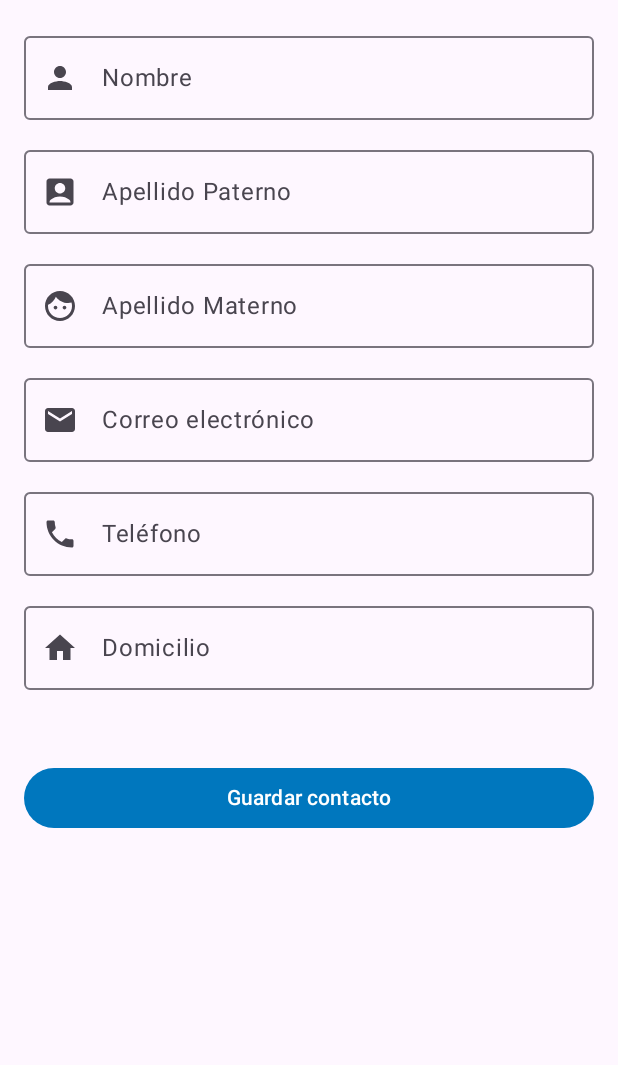
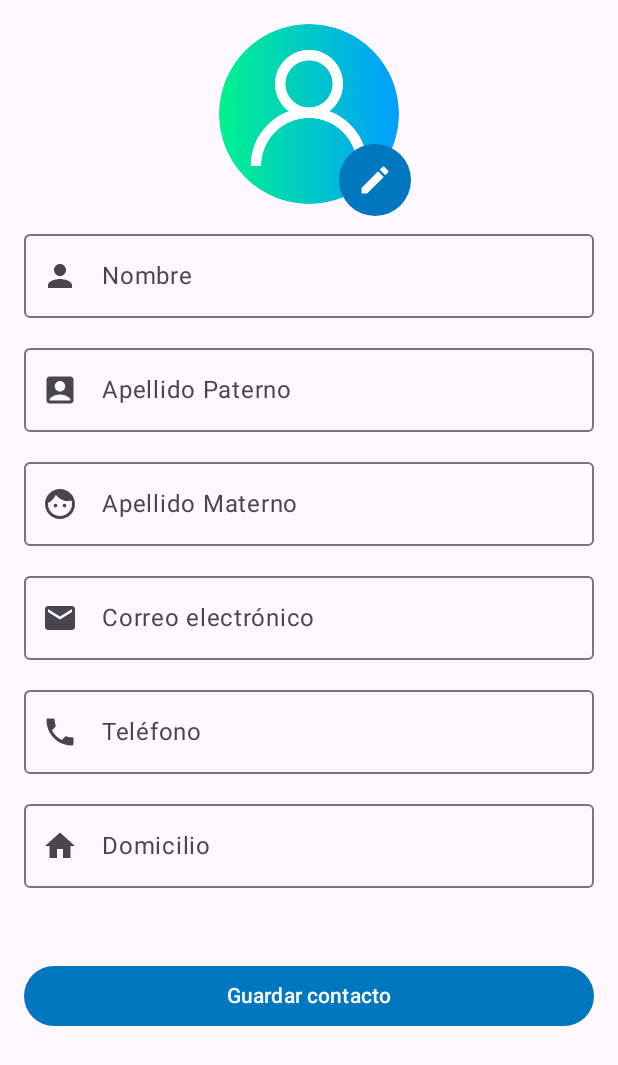
Before and after one commit to tadeo-dev789/ContactosDir, an Android app built with Jetpack Compose: the composable ContentAddView shown on its own in the app's theme, on a phone screen of 412 x 824 dp. Shown: the top 1065 px of the screen. Run offline under Robolectric (Android 15) with nearby library versions, the phone set to English and light mode, and no system bars; pictures from the network do not load.

Commit message:
Se agrego la funcionalidad de guardar imagenes

```diff
--- a/app/build.gradle.kts
+++ b/app/build.gradle.kts
@@ -80,6 +80,10 @@ dependencies {
     //-- Lottie
     implementation ("com.airbnb.android:lottie-compose:5.2.0")
 
+    //-- Coil
+    implementation("io.coil-kt:coil-compose:2.5.0") // o la última versión
+
+
     implementation(libs.androidx.core.ktx)
     implementation(libs.androidx.lifecycle.runtime.ktx)
     implementation(libs.androidx.activity.compose)
--- a/app/src/main/java/com/example/contactosdir/model/Contacto.kt
+++ b/app/src/main/java/com/example/contactosdir/model/Contacto.kt
@@ -13,4 +13,5 @@ data class Contacto(
     val correo: String,
     val telefono: String,
     val domicilio: String = "",
+    val fotoUri: String? = null // URI en forma de String
     )
--- a/app/src/main/java/com/example/contactosdir/views/AddView.kt
+++ b/app/src/main/java/com/example/contactosdir/views/AddView.kt
@@ -2,42 +2,28 @@ package com.example.contactosdir.views
 
 import android.content.Intent
 import android.net.Uri
-import androidx.compose.foundation.layout.Arrangement
-import androidx.compose.foundation.layout.Column
-import androidx.compose.foundation.layout.PaddingValues
-import androidx.compose.foundation.layout.Spacer
-import androidx.compose.foundation.layout.fillMaxSize
-import androidx.compose.foundation.layout.fillMaxWidth
-import androidx.compose.foundation.layout.height
-import androidx.compose.foundation.layout.padding
+import androidx.activity.compose.rememberLauncherForActivityResult
+import androidx.activity.result.contract.ActivityResultContracts
+import androidx.compose.foundation.Image
+import androidx.compose.foundation.background
+import androidx.compose.foundation.clickable
+import androidx.compose.foundation.layout.*
+import androidx.compose.foundation.shape.CircleShape
 import androidx.compose.foundation.text.KeyboardOptions
 import androidx.compose.material.icons.Icons
-import androidx.compose.material.icons.filled.AccountBox
-import androidx.compose.material.icons.filled.ArrowBack
-import androidx.compose.material.icons.filled.Email
-import androidx.compose.material.icons.filled.Face
-import androidx.compose.material.icons.filled.Home
-import androidx.compose.material.icons.filled.Person
-import androidx.compose.material.icons.filled.Phone
-import androidx.compose.material3.Button
-import androidx.compose.material3.CenterAlignedTopAppBar
-import androidx.compose.material3.ExperimentalMaterial3Api
-import androidx.compose.material3.Icon
-import androidx.compose.material3.MaterialTheme
-import androidx.compose.material3.OutlinedTextField
-import androidx.compose.material3.Scaffold
-import androidx.compose.material3.Text
-import androidx.compose.material3.TopAppBarDefaults
-import androidx.compose.runtime.Composable
-import androidx.compose.runtime.getValue
-import androidx.compose.runtime.mutableStateOf
-import androidx.compose.runtime.remember
-import androidx.compose.runtime.setValue
+import androidx.compose.material.icons.filled.*
+import androidx.compose.material3.*
+import androidx.compose.runtime.*
+import androidx.compose.ui.Alignment
 import androidx.compose.ui.Modifier
+import androidx.compose.ui.draw.clip
 import androidx.compose.ui.platform.LocalContext
+import androidx.compose.ui.res.painterResource
 import androidx.compose.ui.text.input.KeyboardType
 import androidx.compose.ui.unit.dp
 import androidx.navigation.NavController
+import coil.compose.rememberAsyncImagePainter
+import com.example.contactosdir.R
 import com.example.contactosdir.components.MainIconButton
 import com.example.contactosdir.components.MainTitle
 import com.example.contactosdir.model.Contacto
@@ -77,6 +63,14 @@ fun ContentAddView(
     contactoVM: ContactosViewModel,
     contactosVM: ContactoViewModel
 ) {
+    var imageUri by remember { mutableStateOf<Uri?>(null) }
+
+    val launcher = rememberLauncherForActivityResult(
+        contract = ActivityResultContracts.GetContent()
+    ) { uri: Uri? ->
+        imageUri = uri // Guardas la imagen seleccionada
+    }
+
     var nombre by remember { mutableStateOf("") }
     var apellidoPaterno by remember { mutableStateOf("") }
     var apellidoMaterno by remember { mutableStateOf("") }
@@ -91,81 +85,110 @@ fun ContentAddView(
             .fillMaxSize()
             .padding(paddingValues)
             .padding(16.dp),
-        verticalArrangement = Arrangement.spacedBy(12.dp)
+        verticalArrangement = Arrangement.spacedBy(12.dp),
+        horizontalAlignment = Alignment.CenterHorizontally
     ) {
+        // Imagen de perfil con botón de editar
+        Box(modifier = Modifier.size(120.dp)) {
+            Image(
+                painter = if (imageUri != null)
+                    rememberAsyncImagePainter(imageUri)
+                else
+                    painterResource(id = R.drawable.usuario),
+                contentDescription = "Foto de contacto",
+                modifier = Modifier
+                    .size(120.dp)
+                    .clip(CircleShape)
+                    .background(MaterialTheme.colorScheme.surface)
+            )
+
+            IconButton(
+                onClick = {
+                    launcher.launch("image/*")
+                },
+                modifier = Modifier
+                    .align(Alignment.BottomEnd)
+                    .size(32.dp)
+                    .background(MaterialTheme.colorScheme.primary, CircleShape)
+            ) {
+                Icon(
+                    imageVector = Icons.Default.Edit,
+                    contentDescription = "Editar imagen",
+                    tint = MaterialTheme.colorScheme.onPrimary
+                )
+            }
+        }
+
         OutlinedTextField(
             value = nombre,
             onValueChange = { nombre = it },
             label = { Text("Nombre") },
-            leadingIcon = {
-                Icon(imageVector = Icons.Default.Person, contentDescription = "Nombre")
-            },
+            leadingIcon = { Icon(Icons.Default.Person, contentDescription = null) },
             modifier = Modifier.fillMaxWidth()
         )
+
         OutlinedTextField(
             value = apellidoPaterno,
             onValueChange = { apellidoPaterno = it },
             label = { Text("Apellido Paterno") },
-            leadingIcon = {
-                Icon(imageVector = Icons.Default.AccountBox, contentDescription = "Apellido Paterno")
-            },
+            leadingIcon = { Icon(Icons.Default.AccountBox, contentDescription = null) },
             modifier = Modifier.fillMaxWidth()
         )
+
         OutlinedTextField(
             value = apellidoMaterno,
             onValueChange = { apellidoMaterno = it },
             label = { Text("Apellido Materno") },
-            leadingIcon = {
-                Icon(imageVector = Icons.Default.Face, contentDescription = "Apellido Materno")
-            },
+            leadingIcon = { Icon(Icons.Default.Face, contentDescription = null) },
             modifier = Modifier.fillMaxWidth()
         )
+
         OutlinedTextField(
             value = correo,
             onValueChange = { correo = it },
             label = { Text("Correo electrónico") },
+            leadingIcon = { Icon(Icons.Default.Email, contentDescription = null) },
             keyboardOptions = KeyboardOptions(keyboardType = KeyboardType.Email),
-            leadingIcon = {
-                Icon(imageVector = Icons.Default.Email, contentDescription = "Correo")
-            },
             modifier = Modifier.fillMaxWidth()
         )
+
         OutlinedTextField(
             value = telefono,
             onValueChange = { telefono = it },
             label = { Text("Teléfono") },
+            leadingIcon = { Icon(Icons.Default.Phone, contentDescription = null) },
             keyboardOptions = KeyboardOptions(keyboardType = KeyboardType.Phone),
-            leadingIcon = {
-                Icon(imageVector = Icons.Default.Phone, contentDescription = "Teléfono")
-            },
             modifier = Modifier.fillMaxWidth()
         )
+
         OutlinedTextField(
             value = domicilio,
             onValueChange = { domicilio = it },
             label = { Text("Domicilio") },
-            leadingIcon = {
-                Icon(imageVector = Icons.Default.Home, contentDescription = "Domicilio")
-            },
+            leadingIcon = { Icon(Icons.Default.Home, contentDescription = null) },
             modifier = Modifier.fillMaxWidth()
         )
+
         Spacer(modifier = Modifier.height(24.dp))
 
         Button(
             onClick = {
                 if (nombre.isNotBlank() && apellidoPaterno.isNotBlank() && telefono.isNotBlank()) {
+                    val rutaLocal = imageUri?.let { guardarImagenEnInterno(context, it) } ?: ""
                     val nuevoContacto = Contacto(
+
                         nombre = nombre.trim(),
                         apellidoPaterno = apellidoPaterno.trim(),
                         apellidoMaterno = apellidoMaterno.trim(),
                         correo = correo.trim(),
                         telefono = telefono.trim(),
                         domicilio = domicilio.trim(),
+                        fotoUri = rutaLocal
                     )
                     contactoVM.addContacto(nuevoContacto)
                     navController.popBackStack()
                 } else {
-                    // Aquí puedes mostrar un mensaje de error si quieres
+                    // Mostrar error si deseas
                 }
             },
             modifier = Modifier.fillMaxWidth()
```
Also changed, not shown: app/src/main/java/com/example/contactosdir/components/BodyComponents.kt (+25 -1 lines), app/src/main/java/com/example/contactosdir/views/DetailView.kt (+34 -5 lines), app/src/main/java/com/example/contactosdir/views/EditView.kt (+88 -42 lines), app/src/main/res/drawable/usuario.png (added).
